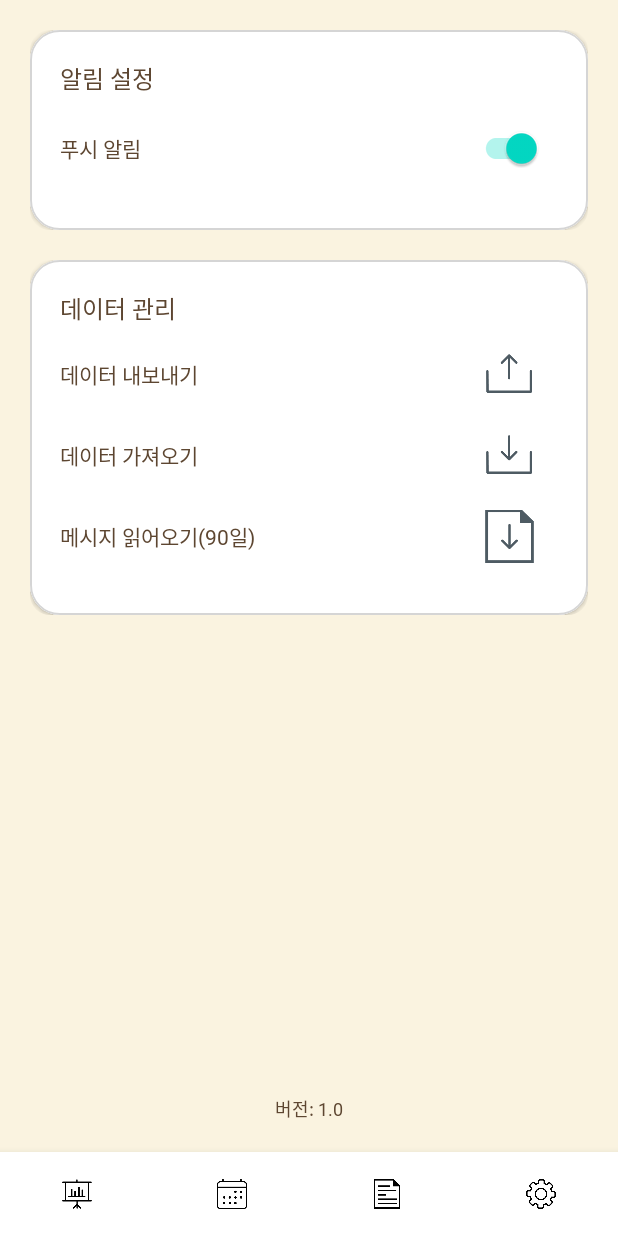
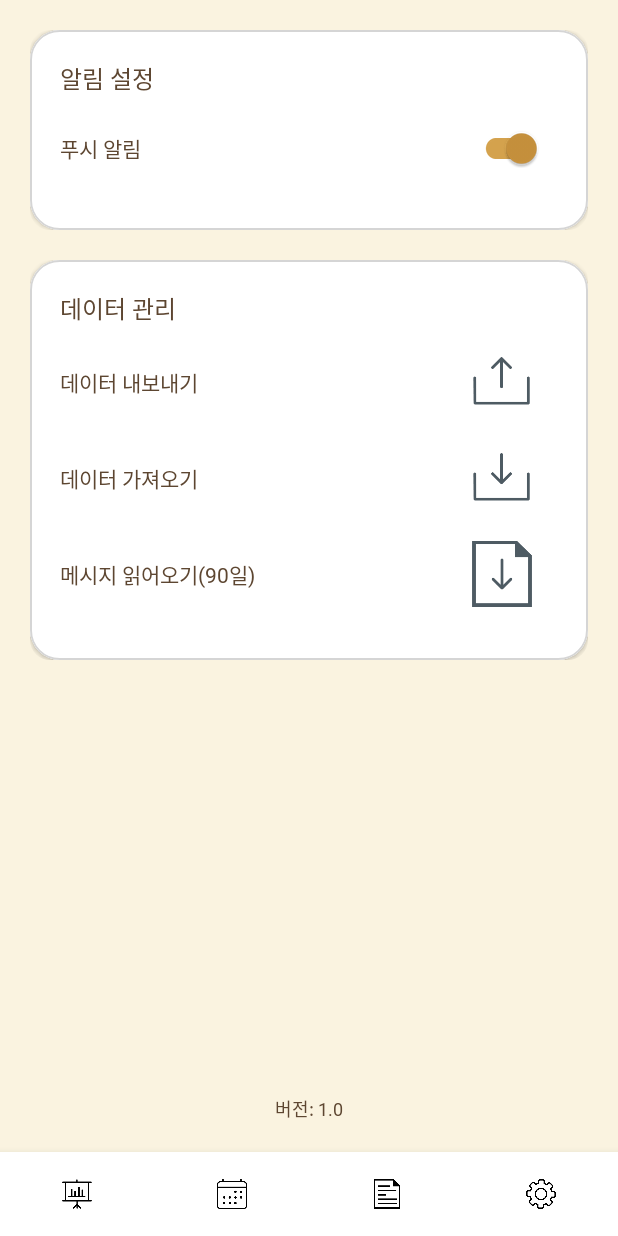
Before and after one commit to gunheehan/AccountBank, an Android app: the screen it shows after launch (MainActivity), item 4 of the bottom bar chosen, on a phone screen of 412 x 824 dp. Run offline under Robolectric (Android 15) with nearby library versions, the phone set to English and light mode, and no system bars.

Commit message:
아이콘 크기 수정 및 모달 통일

```diff
--- a/app/build.gradle
+++ b/app/build.gradle
@@ -14,7 +14,7 @@ android {
         applicationId "com.redhorse.accountbank"
         minSdk 28
         targetSdk 34
-        versionCode 1
+        versionCode 2
         versionName "1.0"
 
         testInstrumentationRunner "androidx.test.runner.AndroidJUnitRunner"
--- a/app/src/main/java/com/redhorse/accountbank/MainActivity.kt
+++ b/app/src/main/java/com/redhorse/accountbank/MainActivity.kt
@@ -1,6 +1,7 @@
 package com.redhorse.accountbank
 
 import android.Manifest.permission.*
+import android.app.Activity
 import android.content.Intent
 import android.content.pm.PackageManager
 import android.os.Bundle
@@ -8,11 +9,14 @@ import android.provider.Settings
 import android.util.Log
 import android.view.Window
 import android.widget.Toast
+import androidx.appcompat.app.AlertDialog
 import androidx.appcompat.app.AppCompatActivity
 import androidx.core.view.WindowCompat
 import androidx.fragment.app.Fragment
+import androidx.fragment.app.FragmentActivity
 import com.google.android.material.bottomnavigation.BottomNavigationView
 import com.redhorse.accountbank.alarm.MonthlyAlarmScheduler
+import com.redhorse.accountbank.modal.SimpleDialogFragment
 import com.redhorse.accountbank.utils.PermissionUtils
 
 class MainActivity : AppCompatActivity() {
@@ -58,9 +62,20 @@ class MainActivity : AppCompatActivity() {
             true
         }
         if (!hasRequestedPermissions(PREFS_KEY_FIRST_REQUESTED)) {
-            PermissionUtils.showPermissionExplanationDialog(this, REQUEST_GENERAL_PERMISSIONS)
+            showPermissionExplanationDialog(this)
             setPermissionRequested(PREFS_KEY_FIRST_REQUESTED)
         }
+    }
+
+    fun showPermissionExplanationDialog(activity: FragmentActivity) {
+        val dialog = SimpleDialogFragment.newInstance(
+            title = "이 앱은 결제 알림 및 SMS 정보를 자동으로 기록하려면 알림과 SMS 권한이 필요합니다.",
+            onYesClick = {
+                PermissionUtils.requestNotificationPermission(activity)
+            },
+            onNoClick = { /* 취소 시 추가 동작 없음 */ }
+        )
+        dialog.show(activity.supportFragmentManager, "PermissionExplanationDialog")
     }
 
     override fun onResume() {
--- a/app/src/main/java/com/redhorse/accountbank/RegularyFragment.kt
+++ b/app/src/main/java/com/redhorse/accountbank/RegularyFragment.kt
@@ -112,7 +112,7 @@ class RegularyFragment : Fragment() {
     private fun deleteRegularlyData(payment: Payment)
     {
         val dialog = SimpleDialogFragment.newInstance(
-            "정말 삭제하시겠습니까?",
+            "삭제하시겠습니까?",
             onYesClick = { CoroutineScope(Dispatchers.IO).launch {
                 withContext(Dispatchers.Main) {
                     savepaymentRepository.deletePaymentById(payment.date, payment.id)
--- a/app/src/main/java/com/redhorse/accountbank/item/CustomCardView.kt
+++ b/app/src/main/java/com/redhorse/accountbank/item/CustomCardView.kt
@@ -1,6 +1,7 @@
 package com.redhorse.accountbank.item
 
 import android.content.Context
+import android.content.res.ColorStateList
 import android.graphics.Color
 import android.graphics.PorterDuff
 import android.graphics.Typeface
@@ -174,7 +175,7 @@ class CustomCardView @JvmOverloads constructor(
             val imageView = ImageView(context).apply {
                 setImageResource(imageResId)
                 layoutParams = LinearLayout.LayoutParams(
-                    65, 65
+                    80, 80
                 ).apply {
                     marginEnd = 16 // 이미지와 버튼 사이 간격
                 }
@@ -202,6 +203,31 @@ class CustomCardView @JvmOverloads constructor(
                     LinearLayout.LayoutParams.WRAP_CONTENT,
                     LinearLayout.LayoutParams.WRAP_CONTENT
                 ).apply { marginEnd = 16 }
+
+                // 배경 색상 설정
+                trackTintList = ColorStateList(
+                    arrayOf(
+                        intArrayOf(-android.R.attr.state_checked), // 꺼진 상태
+                        intArrayOf(android.R.attr.state_checked)   // 켜진 상태
+                    ),
+                    intArrayOf(
+                        Color.parseColor("#B5A89A"), // 꺼진 상태 색상
+                        Color.parseColor("#D4A24D")  // 켜진 상태 색상
+                    )
+                )
+
+                // 토글 버튼 색상 설정
+                thumbTintList = ColorStateList(
+                    arrayOf(
+                        intArrayOf(-android.R.attr.state_checked), // 꺼진 상태
+                        intArrayOf(android.R.attr.state_checked)   // 켜진 상태
+                    ),
+                    intArrayOf(
+                        Color.parseColor("#8A7563"), // 꺼진 상태 색상
+                        Color.parseColor("#C8923D")  // 켜진 상태 색상
+                    )
+                )
+
                 setOnCheckedChangeListener { _, isChecked ->
                     onToggleValueChange(isChecked)
                 }
@@ -220,7 +246,7 @@ class CustomCardView @JvmOverloads constructor(
             val imageView = ImageView(context).apply {
                 setImageResource(imageResId)
                 layoutParams = LinearLayout.LayoutParams(
-                    65, 65
+                    80, 80
                 ).apply { marginEnd = 16 }
                 setOnClickListener {
                     onClickAction()
--- a/app/src/main/java/com/redhorse/accountbank/item/RegularlyInfoItem.kt
+++ b/app/src/main/java/com/redhorse/accountbank/item/RegularlyInfoItem.kt
@@ -40,7 +40,7 @@ class RegularlyInfoItem @JvmOverloads constructor(
                 onClickDelete: (Payment) -> Unit) {
 
         titleView.text = payment.title
-        amountView.text = formatCurrency(payment.amount) + " 원"
+        amountView.text = formatCurrency(payment.amount) + "원"
         descriptionView.text = "매월 ${payment.date}일"
 
         editButton.setOnClickListener(){
--- a/app/src/main/java/com/redhorse/accountbank/modal/PaymentEditFragment.kt
+++ b/app/src/main/java/com/redhorse/accountbank/modal/PaymentEditFragment.kt
@@ -30,7 +30,7 @@ class PaymentEditFragment : DialogFragment() {
     private lateinit var onSaveCallback: () -> Unit
     private lateinit var payment_title_EditText : EditText
     private lateinit var select_day_TextView : TextView
-    private lateinit var select_day_Button : AppCompatButton
+    private lateinit var select_day_Button : ImageButton
     private lateinit var amount_EditText : EditText
     private lateinit var payment_type_Spinner : Spinner
     private lateinit var payment_subtype_Spinner : Spinner
--- a/app/src/main/java/com/redhorse/accountbank/utils/PermissionUtils.kt
+++ b/app/src/main/java/com/redhorse/accountbank/utils/PermissionUtils.kt
@@ -97,6 +97,11 @@ class PermissionUtils {
                 val intent = Intent(android.provider.Settings.ACTION_APPLICATION_DETAILS_SETTINGS).apply {
                     data = Uri.fromParts("package", activity.packageName, null)
                     addFlags(Intent.FLAG_ACTIVITY_NEW_TASK)
+                    Toast.makeText(
+                        activity,
+                        "SMS 권한을 허용해야 사용할 수 있습니다.",
+                        Toast.LENGTH_LONG
+                    ).show()
                 }
                 activity.startActivity(intent)
                 return false
@@ -137,19 +142,6 @@ class PermissionUtils {
             }
         }
 
-        // 권한 요청 전에 설명을 제공하는 다이얼로그
-        fun showPermissionExplanationDialog(activity: Activity, requestCode: Int) {
-            val builder = AlertDialog.Builder(activity)
-            builder.setTitle("권한 요청")
-            builder.setMessage("이 앱은 결제 알림 및 SMS 정보를 자동으로 기록하려면 알림과 SMS 권한이 필요합니다.")
-            builder.setPositiveButton("허용") { _, _ ->
-                // 알림 권한을 먼저 요청
-                requestNotificationPermission(activity)
-            }
-            builder.setNegativeButton("취소") { dialog, _ -> dialog.dismiss() }
-            builder.show()
-        }
-
         // 알림 권한이 허용되면 SMS 권한 요청
         fun requestSmsPermissionAfterNotification(activity: Activity, requestCode: Int) {
             if (isNotificationListenerPermissionGranted(activity)) {
```
Also changed, not shown: app/src/main/java/com/redhorse/accountbank/adapter/PaymentAdapter.kt (+23 -28 lines), app/src/main/java/com/redhorse/accountbank/modal/DayDetailFragment.kt (+5 -3 lines), app/src/main/res/layout/layout_regularly_info_item.xml (+8 -8 lines), app/src/main/res/layout/modal_payment_input.xml (+6 -8 lines), app/src/main/res/layout/modal_simple.xml (+4 -3 lines), app/src/main/res/layout/payment_item.xml (+4 -4 lines), 3 other files.
